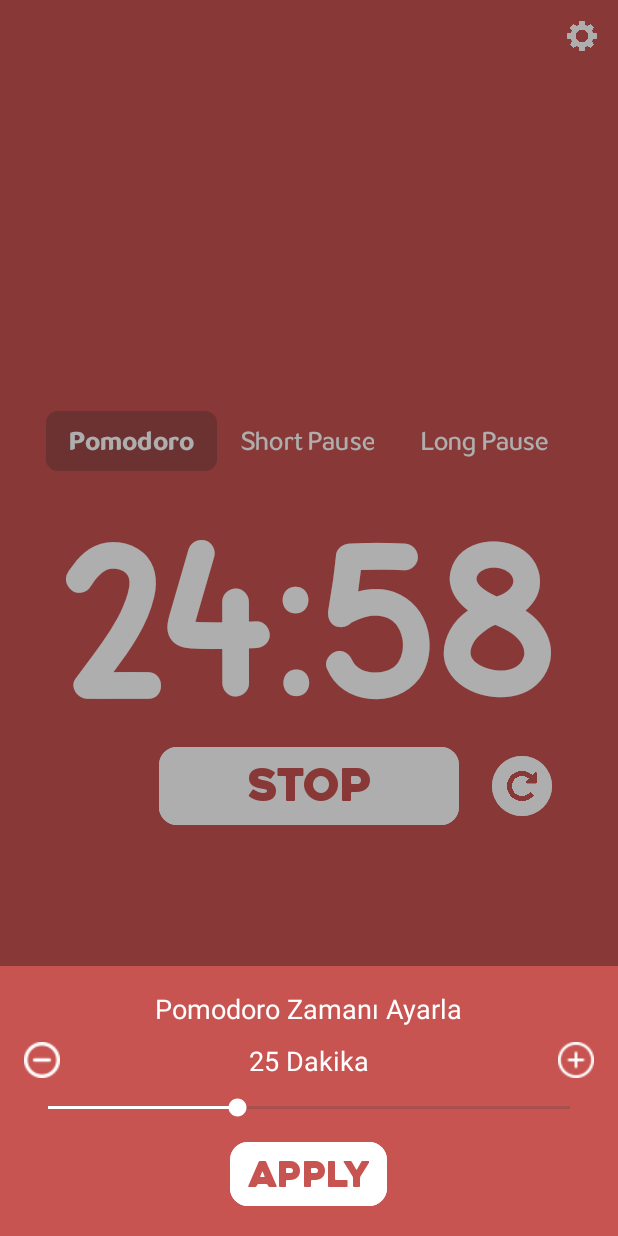
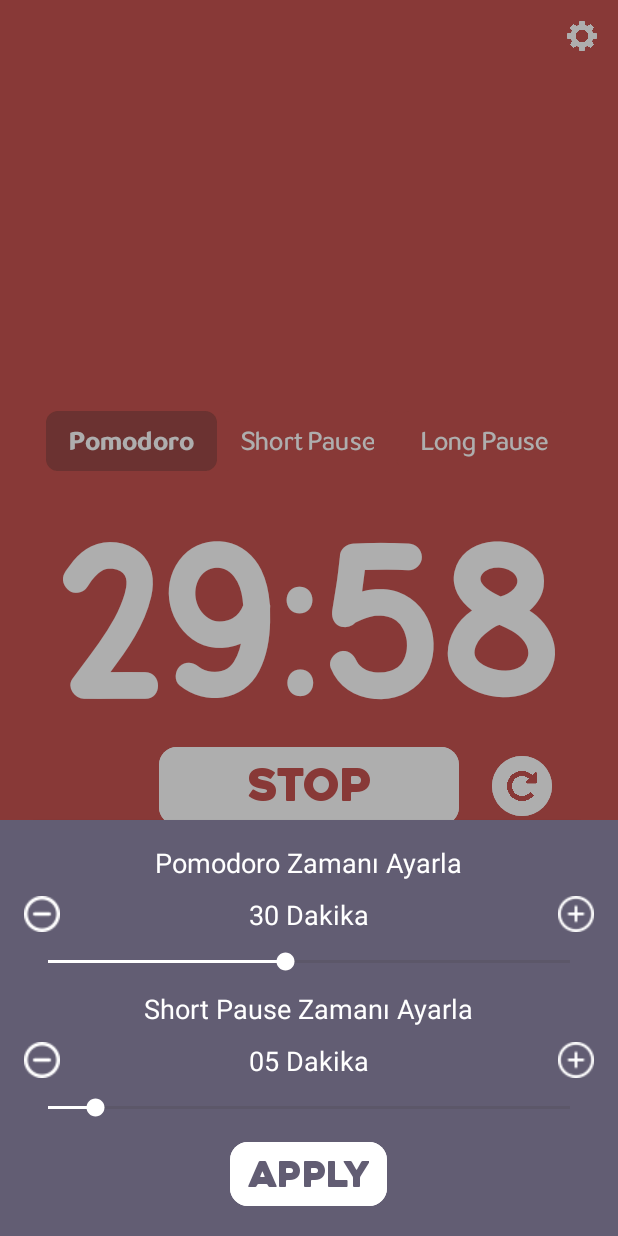
Before and after one commit to mlhakyz/pomodoro, an Android app: the screen it shows after launch (MainActivity), after a tap on an icon or button, on a phone screen of 412 x 824 dp. Run offline under Robolectric (Android 15) with nearby library versions, the light colour scheme and no system bars; 2 other taps on this screen came first.

Commit message:
The shortPause section has been added to the bottom navigation bar, and the necessary code for manual adjustment has been written.

```diff
--- a/app/src/main/java/com/mlhakyz/pomodoro/BottomSheetFragment.kt
+++ b/app/src/main/java/com/mlhakyz/pomodoro/BottomSheetFragment.kt
@@ -31,52 +31,95 @@ class BottomSheetFragment : BottomSheetDialogFragment() {
     override fun onViewCreated(view: View, savedInstanceState: Bundle?) {
         super.onViewCreated(view, savedInstanceState)
         bindingFragment = FragmentBottomSheetBinding.bind(view)
-        val seekBar = bindingFragment.seekBar
-        val tvSelectedTime = bindingFragment.tvSelectedTime
         val btnApply = bindingFragment.btnApply
-        val btnMinus = bindingFragment.btnMinus
-        val btnPlus = bindingFragment.btnPlus
 
-        seekBar.setOnSeekBarChangeListener(object : SeekBar.OnSeekBarChangeListener {
+        val seekBarPomodoro = bindingFragment.seekBarPomodoro
+        val tvSelectedPomodoroTime = bindingFragment.tvSelectedPomodoroTime
+        val btnPomodoroMinus = bindingFragment.btnPomodoroMinus
+        val btnPomodoroPlus = bindingFragment.btnPomodoroPlus
+
+        val seekBarShortPause = bindingFragment.seekBarShortPause
+        val tvSelectedShortPauseTime = bindingFragment.tvSelectedShortPauseTime
+        val btnShortPauseMinus = bindingFragment.btnShortPauseMinus
+        val btnShortPausePlus = bindingFragment.btnShortPausePlus
+
+        //POMODORO START
+        seekBarPomodoro.setOnSeekBarChangeListener(object : SeekBar.OnSeekBarChangeListener {
             override fun onProgressChanged(seekBar: SeekBar?, progress: Int, fromUser: Boolean) {
                 val selectedTime = (progress + 1) * 5
-                tvSelectedTime.text = "$selectedTime Dakika"
+                tvSelectedPomodoroTime.text = "$selectedTime Dakika"
             }
 
             override fun onStartTrackingTouch(seekBar: SeekBar?) {}
 
             override fun onStopTrackingTouch(seekBar: SeekBar?) {}
         })
-        btnMinus.setOnClickListener {
-            val currentProgress = seekBar.progress
+        btnPomodoroMinus.setOnClickListener {
+            val currentProgress = seekBarPomodoro.progress
             if (currentProgress > 0) {
-                seekBar.progress = currentProgress - 1
+                seekBarPomodoro.progress = currentProgress - 1
             } else {
                //minimum değere ulaşıyor
             }
         }
 
-        btnPlus.setOnClickListener {
-            val currentProgress = seekBar.progress
-            if (currentProgress < seekBar.max) {
-                seekBar.progress = currentProgress + 1
+        btnPomodoroPlus.setOnClickListener {
+            val currentProgress = seekBarPomodoro.progress
+            if (currentProgress < seekBarPomodoro.max) {
+                seekBarPomodoro.progress = currentProgress + 1
             } else {
                // maksimum değere ulaşıyor
             }
         }
+        //POMODORO FİNİSH
+
+
+
+        //SHORTPAUSE START
+
+        seekBarShortPause.setOnSeekBarChangeListener(object : SeekBar.OnSeekBarChangeListener {
+            override fun onProgressChanged(seekBar: SeekBar?, progress: Int, fromUser: Boolean) {
+                val selectedTime = (progress + 1) * 5
+                tvSelectedShortPauseTime.text = "$selectedTime Dakika"
+            }
+
+            override fun onStartTrackingTouch(seekBar: SeekBar?) {}
+
+            override fun onStopTrackingTouch(seekBar: SeekBar?) {}
+        })
+        btnShortPauseMinus.setOnClickListener {
+            val currentProgress = seekBarShortPause.progress
+            if (currentProgress > 0) {
+                seekBarShortPause.progress = currentProgress - 1
+            } else {
+                //minimum değere ulaşıyor
+            }
+        }
+
+        btnShortPausePlus.setOnClickListener {
+            val currentProgress = seekBarShortPause.progress
+            if (currentProgress < seekBarShortPause.max) {
+                seekBarShortPause.progress = currentProgress + 1
+            } else {
+                // maksimum değere ulaşıyor
+            }
+        }
+        //SHORTPAUSE FİNİSH
 
         // onViewCreated fonksiyonu içinde...
         btnApply.setOnClickListener {
             dismiss()
             // Seçilen zamanı al
-            val pomodoroTime = (seekBar.progress + 1) * 5 // Dakika cinsinden
+            val pomodoroTime = (seekBarPomodoro.progress + 1) * 5 // Dakika cinsinden
+            val shortPauseTime = (seekBarShortPause.progress + 1) * 5 // Dakika cinsinden
 
             // MainActivity'e veriyi ilet
-            bottomSheetListener?.onSelectedTimeChanged(pomodoroTime)
+            bottomSheetListener?.onSelectedTimeChanged(pomodoroTime,shortPauseTime)
         }
+
     }
     interface BottomSheetListener {
-        fun onSelectedTimeChanged(pomodoroTime: Int)
+        fun onSelectedTimeChanged(pomodoroTime: Int,shortPauseTime: Int)
     }
 
 }
--- a/app/src/main/java/com/mlhakyz/pomodoro/MainActivity.kt
+++ b/app/src/main/java/com/mlhakyz/pomodoro/MainActivity.kt
@@ -22,7 +22,7 @@ class MainActivity : AppCompatActivity() , BottomSheetFragment.BottomSheetListen
     private val timeFormat: SimpleDateFormat = SimpleDateFormat("mm:ss")
     private var isTimerRunning: Boolean = false
     private var timer: CountDownTimer? = null
-    private var pomodoroTimeMills: Long = 1500000 // 25 dakika
+    private var pomodoroTimeMills: Long = 1800000 // 30 dakika
     private var shortPauseTimeMills: Long = 300000 // 5 dakika
     private var longPauseTimeMills: Long = 900000 // 15 dakika
     private var selectedTimeInMillis: Long = 0
@@ -31,7 +31,7 @@ class MainActivity : AppCompatActivity() , BottomSheetFragment.BottomSheetListen
     private var timeLeftInMillis: Long = 0 // Kaldığı yerden devam etmek için tutulan süre
     private var mediaPlayer: MediaPlayer? = null
     private var restartControl : String = "pomodoro"
-    private var pomodoroTimeText: String = "25:00"
+    private var pomodoroTimeText: String = "30:00"
     private var shortPauseTimeText: String = "05:00"
     private var longPauseTimeText: String = "15:00"
     val PREFS_FILENAME = "com.mlhakyz.pomodoro"
@@ -50,8 +50,9 @@ class MainActivity : AppCompatActivity() , BottomSheetFragment.BottomSheetListen
         sharedPrefTimeSettings  = getSharedPreferences(PREFS_FILENAME, Context.MODE_PRIVATE)
         editor = sharedPrefTimeSettings.edit()
 
+
         val pomodoroSharedPrefTime = sharedPrefTimeSettings.getInt(keyPomodoroName,pomodoroTimeMills.toInt())
-        val pomodoroSharedPrefSec = sharedPrefTimeSettings.getInt("keySecPomodoroName",25)
+        val pomodoroSharedPrefSec = sharedPrefTimeSettings.getInt("keySecPomodoroName",30)
 
         binding.timeText.text = pomodoroSharedPrefSec.toString() + ":00"
         pomodoroTimeMills = pomodoroSharedPrefTime.toLong()
@@ -59,10 +60,18 @@ class MainActivity : AppCompatActivity() , BottomSheetFragment.BottomSheetListen
         lftBoldFont = ResourcesCompat.getFont(this, R.font.ltfbold)!!
         selectedTimeInMillis = pomodoroTimeMills
 
+       /* val shortPauseSharedPrefTime = sharedPrefTimeSettings.getInt(keyShortPauseName,shortPauseTimeMills.toInt())
+        val shortPauseSharedPrefSec = sharedPrefTimeSettings.getInt("keySecShortPauseName",15)
+        binding.timeText.text = shortPauseSharedPrefSec.toString() + ":00"
+        shortPauseTimeMills = shortPauseSharedPrefTime.toLong()
+        lftMediumFont = ResourcesCompat.getFont(this, R.font.ltfmedium)!!
+        lftBoldFont = ResourcesCompat.getFont(this, R.font.ltfbold)!!
+        selectedTimeInMillis = shortPauseTimeMills*/
+
         mediaPlayer = MediaPlayer.create(this, R.raw.buttononof)
 
     }
-    override fun onSelectedTimeChanged(pomodoroTime: Int) {
+    override fun onSelectedTimeChanged(pomodoroTime: Int, shortPauseTime:Int) {
         // BottomSheetFragment'dan gelen veriyi kullan
         Toast.makeText(this, "Seçilen zaman: $pomodoroTime dakika", Toast.LENGTH_SHORT).show()
         println("dakika: "+pomodoroTime)
@@ -76,6 +85,16 @@ class MainActivity : AppCompatActivity() , BottomSheetFragment.BottomSheetListen
 
         editor.putInt(keyPomodoroName,newPomodoroTime)
         editor.putInt("keySecPomodoroName",pomodoroTime)
+
+        val newshortPauseTime = shortPauseTime *60000
+        shortPauseTimeMills = newshortPauseTime.toLong()
+        selectedTimeInMillis = shortPauseTimeMills
+        shortPauseTimeText = shortPauseTime.toString() + ":00"
+        binding.timeText.text = shortPauseTimeText
+
+
+        editor.putInt(keyShortPauseName,newPomodoroTime)
+        editor.putInt("keySecShortPauseName",pomodoroTime)
 
         editor.apply()
         refresh()
@@ -138,7 +157,6 @@ class MainActivity : AppCompatActivity() , BottomSheetFragment.BottomSheetListen
             Colors.pomodoroColor,
             Colors.pomodoroColor
         )
-
     }
 
     fun shortPauseOnClick(view: View){
--- a/app/src/main/res/layout/activity_main.xml
+++ b/app/src/main/res/layout/activity_main.xml
@@ -7,9 +7,7 @@
     android:layout_height="match_parent"
     tools:context=".MainActivity"
     android:background="@color/pomodoroColor"
-
     >
-
 
     <LinearLayout
         android:layout_width="match_parent"
--- a/app/src/main/res/layout/fragment_bottom_sheet.xml
+++ b/app/src/main/res/layout/fragment_bottom_sheet.xml
@@ -6,19 +6,17 @@
     android:gravity="center"
     android:orientation="vertical"
     android:padding="16dp"
-    android:background="@color/pomodoroColor">
+    android:background="@color/bottomNBColor">
 
     <!-- Pomodoro zamanı ayarla yazısı -->
     <TextView
-        android:id="@+id/tvTitle"
+        android:id="@+id/tvPomodoroTitle"
         android:textColor="@color/white"
         android:layout_width="wrap_content"
         android:layout_height="wrap_content"
         android:text="Pomodoro Zamanı Ayarla"
         android:textSize="18sp"
         android:layout_marginBottom="10dp"/>
-
-
 
     <LinearLayout
         android:layout_width="match_parent"
@@ -27,7 +25,7 @@
 
         <!-- - butonu -->
         <ImageButton
-            android:id="@+id/btnMinus"
+            android:id="@+id/btnPomodoroMinus"
             android:layout_width="wrap_content"
             android:layout_height="wrap_content"
             android:src="@drawable/minus24"
@@ -35,18 +33,18 @@
 
         <!-- Dakika göstergesi -->
         <TextView
-            android:id="@+id/tvSelectedTime"
+            android:id="@+id/tvSelectedPomodoroTime"
             android:layout_width="0dp"
             android:layout_height="wrap_content"
             android:layout_weight="1"
             android:gravity="center"
             android:textColor="@color/white"
-            android:text="25 Dakika"
+            android:text="30 Dakika"
             android:textSize="18sp" />
 
         <!-- + butonu -->
         <ImageButton
-            android:id="@+id/btnPlus"
+            android:id="@+id/btnPomodoroPlus"
             android:layout_width="wrap_content"
             android:layout_height="wrap_content"
             android:src="@drawable/add24"
@@ -60,18 +58,77 @@
         android:layout_marginTop="10dp"
         android:layout_marginBottom="10dp">
         <SeekBar
-            android:id="@+id/seekBar"
+            android:id="@+id/seekBarPomodoro"
             android:layout_width="0dp"
             android:layout_height="wrap_content"
             android:layout_weight="1"
             android:max="11"
-            android:progress="4"
+            android:progress="5"
             android:progressTint="@android:color/white"
             android:thumbTint="@android:color/white"
-            android:tickMarkTint="@android:color/white"
-            />
+            android:tickMarkTint="@android:color/white" />
     </LinearLayout>
-    <!-- Slider -->
+
+    <!-- ShortPause zamanı ayarla yazısı -->
+    <TextView
+        android:id="@+id/tvShortPauseTitle"
+        android:textColor="@color/white"
+        android:layout_width="wrap_content"
+        android:layout_height="wrap_content"
+        android:text="Short Pause Zamanı Ayarla"
+        android:textSize="18sp"
+        android:layout_marginBottom="10dp"/>
+
+    <LinearLayout
+        android:layout_width="match_parent"
+        android:layout_height="wrap_content"
+        android:gravity="center_vertical">
+
+        <!-- - butonu -->
+        <ImageButton
+            android:id="@+id/btnShortPauseMinus"
+            android:layout_width="wrap_content"
+            android:layout_height="wrap_content"
+            android:src="@drawable/minus24"
+            android:background="@android:color/transparent" />
+
+        <!-- Dakika göstergesi -->
+        <TextView
+            android:id="@+id/tvSelectedShortPauseTime"
+            android:layout_width="0dp"
+            android:layout_height="wrap_content"
+            android:layout_weight="1"
+            android:gravity="center"
+            android:textColor="@color/white"
+            android:text="05 Dakika"
+            android:textSize="18sp" />
+
+        <!-- + butonu -->
+        <ImageButton
+            android:id="@+id/btnShortPausePlus"
+            android:layout_width="wrap_content"
+            android:layout_height="wrap_content"
+            android:src="@drawable/add24"
+            android:background="@android:color/transparent" />
+
+    </LinearLayout>
+
+    <LinearLayout
+        android:layout_width="match_parent"
+        android:layout_height="wrap_content"
+        android:layout_marginTop="10dp"
+        android:layout_marginBottom="10dp">
+        <SeekBar
+            android:id="@+id/seekBarShortPause"
+            android:layout_width="0dp"
+            android:layout_height="wrap_content"
+            android:layout_weight="1"
+            android:max="11"
+            android:progress="1"
+            android:progressTint="@android:color/white"
+            android:thumbTint="@android:color/white"
+            android:tickMarkTint="@android:color/white" />
+    </LinearLayout>
 
     <com.google.android.material.button.MaterialButton
         android:id="@+id/btnApply"
@@ -81,7 +138,7 @@
         android:fontFamily="@font/heavitas"
         android:onClick="btnOnStartStop"
         android:text="Apply"
-        android:textColor="@color/pomodoroColor"
+        android:textColor="@color/bottomNBColor"
         android:textSize="24sp"
         app:layout_constraintBottom_toBottomOf="parent"
         app:layout_constraintEnd_toEndOf="parent"
--- a/app/src/main/res/values/colors.xml
+++ b/app/src/main/res/values/colors.xml
@@ -3,6 +3,7 @@
     <color name="longPauseColor">#5F4B8B</color>
     <color name="pomodoroColor">#c75450</color>
     <color name="shortPauseColor">#007A80</color>
+    <color name="bottomNBColor">#625D73</color>
     <color name="golge">#27333333</color>
     <color name="white">#FFFFFFFF</color>
     <color name="yellow">#FFFF00</color>
```
